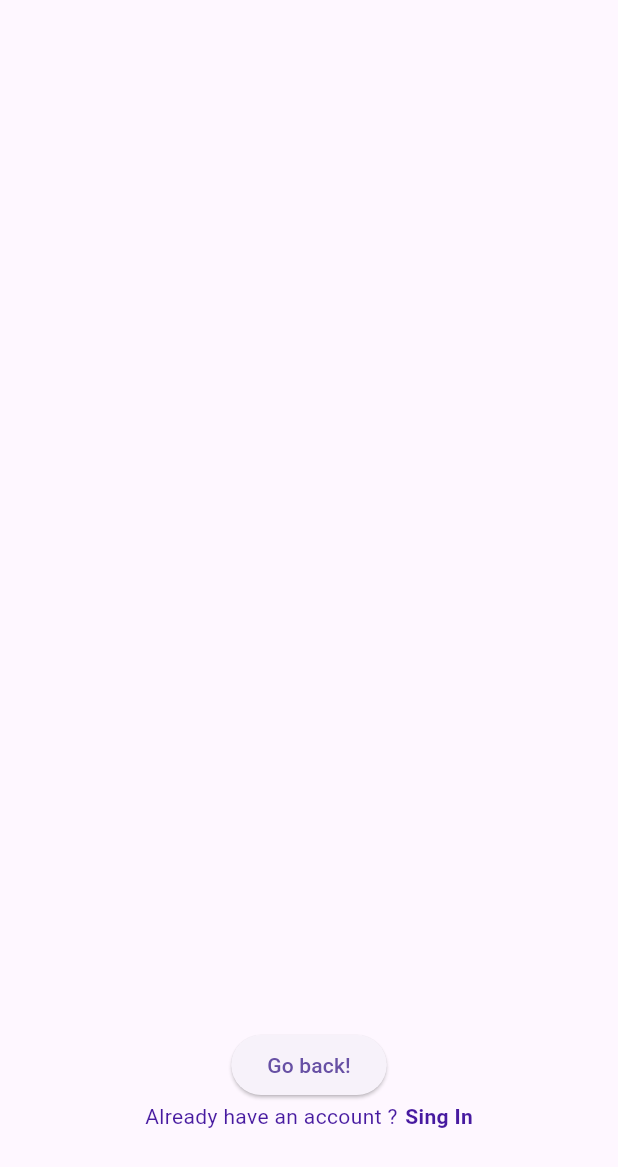
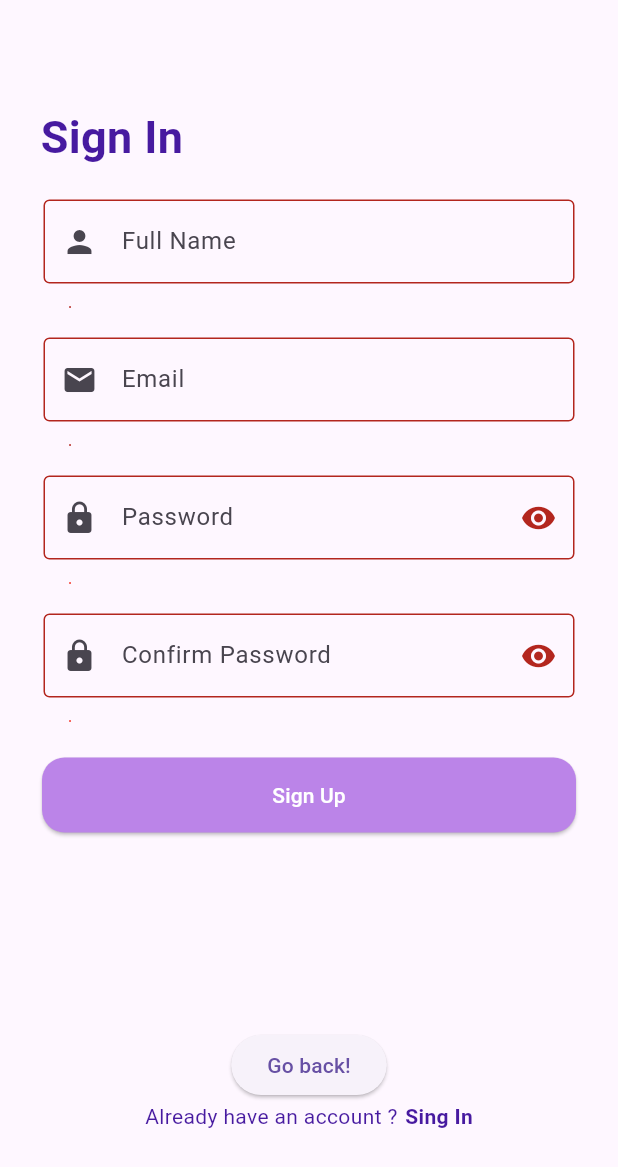
Before and after one commit to dsw55357/flutter, a Flutter app: the RegisterView screen opened directly, on a phone screen of 412 x 824 dp. Shown: the top 1167 px of the screen. Run offline on Flutter 3.47's test engine with Material 3 defaults, Android fonts, the phone set to English and light mode, and no system bars; our stand-ins replace shared_preferences, sqflite; accounts and stored records are empty.

Commit message:
Register view rebulid plus sqlite support added

```diff
--- a/cba2_55357/lib/view/register/register_view.dart
+++ b/cba2_55357/lib/view/register/register_view.dart
@@ -6,8 +6,39 @@ import '../widgets/basic_text_form_field.dart';
 
 
 
-class RegisterView extends StatelessWidget {
+class RegisterView extends StatefulWidget {
+
   const RegisterView({super.key});
+
+  @override
+  State<RegisterView> createState() => _RegisterViewState();
+}
+
+class _RegisterViewState extends State<RegisterView> {
+  final _formKey = GlobalKey<FormState>();
+
+  final TextEditingController _nameController = TextEditingController();
+  final FocusNode _nameFocus = FocusNode();
+  String? _nameError = '.';
+
+  final TextEditingController _emailController = TextEditingController();
+  final FocusNode _emailFocus = FocusNode();
+  String? _emailError = '.';
+
+  final TextEditingController _passwordController = TextEditingController();
+  final FocusNode _passwordFocus = FocusNode();
+  String? _passwordError = '.';
+
+  bool _obscureText = true;
+  void _togglePasswordVisibility() {
+    setState(() {
+      _obscureText = !_obscureText;
+    });
+  }
+
+  Future<void> _validate() async {
+
+  }
 
   @override
   Widget build(BuildContext context) {
@@ -18,8 +49,53 @@ class RegisterView extends StatelessWidget {
           padding: const EdgeInsets.all(8.0),
           child: Column(
             children: [
+              const SizedBox(height: 62), // Przestrzeń od góry
+              SignInHeader(),
+              SizedBox(height: 20), // Odstęp między tekstem a polem tekstowym
+
+              EmailInputField(
+                  controller: _nameController,
+                  focusNode: _nameFocus,
+                  errorText: _nameError,
+                  hintText: "Full Name"
+              ),
+              SizedBox(height: 16), // Odstęp między pierwszym a drugim polem
+
+              EmailInputField(
+                controller: _emailController,
+                focusNode: _emailFocus,
+                errorText: _emailError,
+                hintText: "Email",
+                prefixIcon: Icon(Icons.email), // Można użyć dowolnej ikony
+              ),
+              SizedBox(height: 16), // Odstęp między pierwszym a drugim polem
+
+              PasswordInputField(
+                controller: _passwordController,
+                focusNode: _passwordFocus,
+                errorText: _passwordError,
+                obscureText: _obscureText,
+                onToggleVisibility: _togglePasswordVisibility,
+              ),
+              SizedBox(height: 16), // Odstęp między pierwszym a drugim polem
+
+              PasswordInputField(
+                controller: _passwordController,
+                focusNode: _passwordFocus,
+                errorText: _passwordError,
+                obscureText: _obscureText,
+                onToggleVisibility: _togglePasswordVisibility,
+                  hintText: "Confirm Password"
+              ),
+
+
+              LoginButton(
+                  text: 'Sign Up',
+                  onPressed: _validate, backgroundColor: MyColors.purle2Color
+              ),
+
+
               Spacer(),
-
               Center(
                 child: ElevatedButton(
                   onPressed: () {
--- a/cba2_55357/lib/view/widgets/basic_text_form_field.dart
+++ b/cba2_55357/lib/view/widgets/basic_text_form_field.dart
@@ -29,6 +29,7 @@ class EmailInputField extends StatelessWidget {
   final FocusNode focusNode;
   final String? errorText;
   final String hintText;
+  final Widget? prefixIcon; // Dodanie zmiennej prefixIcon
 
   const EmailInputField({
     Key? key,
@@ -36,6 +37,7 @@ class EmailInputField extends StatelessWidget {
     required this.focusNode,
     this.errorText,
     this.hintText = 'Email or User name',
+    this.prefixIcon, // Dodanie prefixIcon do konstruktora
   }) : super(key: key);
 
   @override
@@ -51,7 +53,8 @@ class EmailInputField extends StatelessWidget {
             decoration: InputDecoration(
               hintText: hintText,
               border: OutlineInputBorder(),
-              prefixIcon: Icon(Icons.person),
+              //prefixIcon: Icon(Icons.person),
+              prefixIcon: prefixIcon ?? Icon(Icons.person), // Ustawienie domyślnej ikony
               errorText: errorText,
             ),
             keyboardType: TextInputType.emailAddress,
--- a/cba2_55357/pubspec.yaml
+++ b/cba2_55357/pubspec.yaml
@@ -16,6 +16,7 @@ dependencies:
     sdk: flutter
   very_good_analysis: 6.0.0
   shared_preferences: ^2.2.0
+  sqflite:
 
   cupertino_icons: ^1.0.8
 
```
Also changed, not shown: cba2_55357/lib/utils/database_helper.dart (added, +46 -0 lines), cba2_55357/lib/view/login/login_view.dart (+35 -3 lines), cba2_55357/pubspec.lock, 1 other file.
